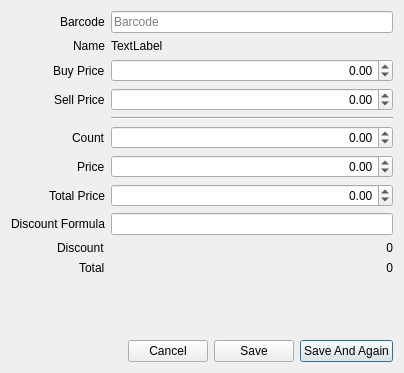
Old version of the form libgui/purchase/purchaseadditemdialog.ui in the repository apinprastya/sultan.
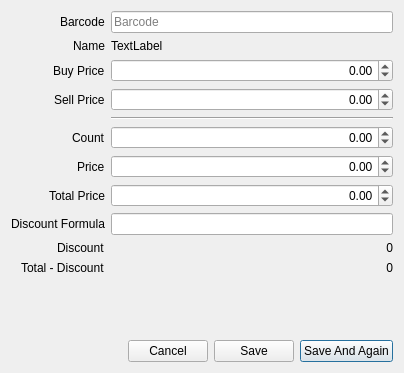
New version of the form.

Commit message: purchase item add discount formula

What changed in the file:
```diff
--- a/libgui/purchase/purchaseadditemdialog.ui
+++ b/libgui/purchase/purchaseadditemdialog.ui
@@ -171,7 +171,7 @@
      <item row="10" column="0">
       <widget class="QLabel" name="label_10">
        <property name="text">
-        <string>Total</string>
+        <string>Total - Discount</string>
        </property>
       </widget>
      </item>
```
Left out of the diff: 4 changed lines with no effect on the pictures. The commit also changes 7 other files.
